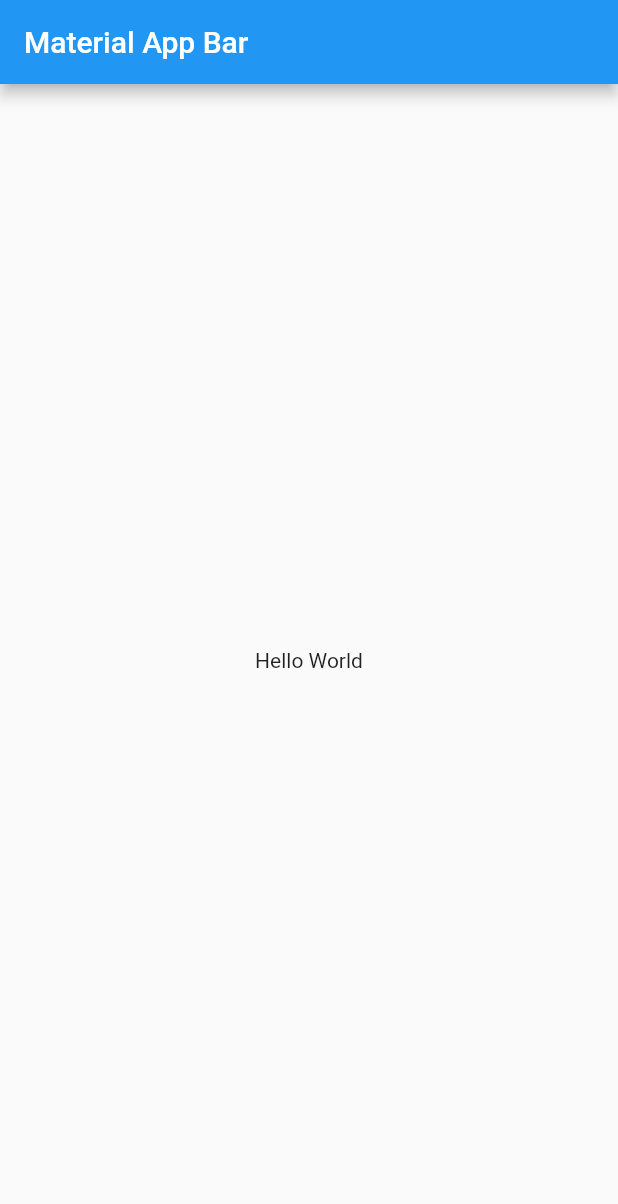
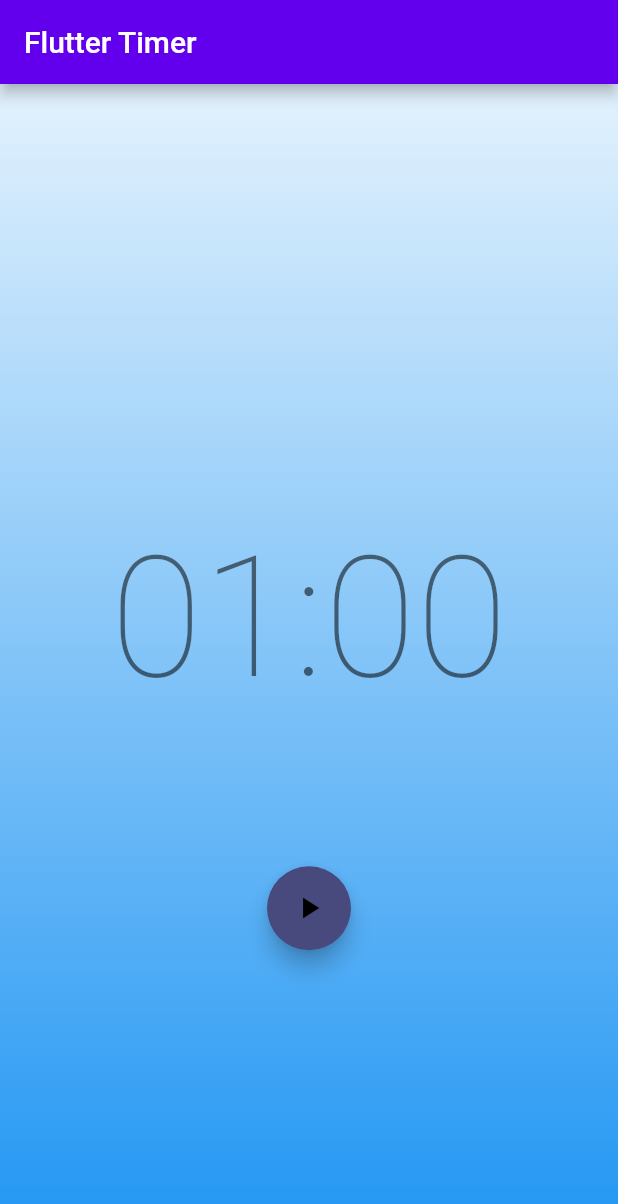
Before and after one commit to marioki/flutter_timer, a Flutter app: the screen it shows after launch, on a phone screen of 412 x 824 dp. Shown: the top 1204 px of the screen. Run offline on Flutter 3.47's test engine with Material 2 defaults, Android fonts, the phone set to English and light mode, and no system bars; our stand-ins replace equatable, flutter_bloc.

Commit message:
create timer view

```diff
--- /dev/null
+++ b/lib/app.dart
@@ -0,0 +1,20 @@
+import 'package:flutter/material.dart';
+import 'package:flutter_timer/timer/timer.dart';
+
+class App extends StatelessWidget {
+  const App({Key? key}) : super(key: key);
+
+  @override
+  Widget build(BuildContext context) {
+    return MaterialApp(
+      title: 'Flutter Timer',
+      theme: ThemeData(
+        primaryColor: const Color.fromRGBO(109, 234, 255, 1),
+        colorScheme: const ColorScheme.light(
+          secondary: Color.fromRGBO(72, 74, 126, 1),
+        ),
+      ),
+      home: const TimerPage(),
+    );
+  }
+}
--- a/lib/main.dart
+++ b/lib/main.dart
@@ -1,22 +1,5 @@
 import 'package:flutter/material.dart';
 
-void main() => runApp(const MyApp());
+import 'package:flutter_timer/app.dart';
 
-class MyApp extends StatelessWidget {
-  const MyApp({super.key});
-
-  @override
-  Widget build(BuildContext context) {
-    return MaterialApp(
-      title: 'Material App',
-      home: Scaffold(
-        appBar: AppBar(
-          title: const Text('Material App Bar'),
-        ),
-        body: const Center(
-          child: Text('Hello World'),
-        ),
-      ),
-    );
-  }
-}
+void main() => runApp(const App());
--- a/lib/bloc/timer_bloc.dart
+++ b/lib/timer/bloc/timer_bloc.dart
@@ -1,9 +1,8 @@
 import 'dart:async';
-
 import 'package:flutter_bloc/flutter_bloc.dart';
-import 'package:flutter_timer/bloc/timer_event.dart';
-import 'package:flutter_timer/bloc/timer_state.dart';
 import 'package:flutter_timer/ticker.dart';
+import 'package:flutter_timer/timer/bloc/timer_event.dart';
+import 'package:flutter_timer/timer/bloc/timer_state.dart';
 
 class TimerBloc extends Bloc<TimerEvent, TimerState> {
   final Ticker _ticker;
@@ -14,7 +13,7 @@ class TimerBloc extends Bloc<TimerEvent, TimerState> {
   TimerBloc({
     required Ticker ticker,
   })  : _ticker = ticker,
-        super(TimerInitial(_duration)) {
+        super(const TimerInitial(_duration)) {
     on<TimerStarted>(_onStarted);
     on<TimerTicked>(onTicked);
     on<TimerPaused>(onPaused);
--- /dev/null
+++ b/lib/timer/timer.dart
@@ -0,0 +1,2 @@
+export 'bloc/timer_bloc.dart';
+export 'view/timer_page.dart';
--- /dev/null
+++ b/lib/timer/view/timer_page.dart
@@ -0,0 +1,141 @@
+import 'package:flutter/material.dart';
+import 'package:flutter_bloc/flutter_bloc.dart';
+
+import 'package:flutter_timer/ticker.dart';
+import 'package:flutter_timer/timer/bloc/timer_event.dart';
+import 'package:flutter_timer/timer/bloc/timer_state.dart';
+
+import '../timer.dart';
+
+class TimerPage extends StatelessWidget {
+  const TimerPage({Key? key}) : super(key: key);
+
+  @override
+  Widget build(BuildContext context) {
+    return BlocProvider(
+      create: (context) => TimerBloc(
+        ticker: const Ticker(),
+      ),
+      child: const TimerView(),
+    );
+  }
+}
+
+class TimerView extends StatelessWidget {
+  const TimerView({Key? key}) : super(key: key);
+
+  @override
+  Widget build(BuildContext context) {
+    return Scaffold(
+      appBar: AppBar(
+        title: const Text('Flutter Timer'),
+      ),
+      body: Stack(children: [
+        const Background(),
+        Column(
+          mainAxisAlignment: MainAxisAlignment.center,
+          crossAxisAlignment: CrossAxisAlignment.center,
+          children: [
+            const Padding(
+              padding: const EdgeInsets.symmetric(vertical: 100.00),
+              child: const Center(child: TimerText()),
+            ),
+            const Actions(),
+          ],
+        )
+      ]),
+    );
+  }
+}
+
+class TimerText extends StatelessWidget {
+  const TimerText({Key? key}) : super(key: key);
+
+  @override
+  Widget build(BuildContext context) {
+    final duration = context.select((TimerBloc bloc) => bloc.state.duration);
+    final minutesStr =
+        ((duration / 60) % 60).floor().toString().padLeft(2, '0');
+    final secondsStr = (duration % 60).floor().toString().padLeft(2, '0');
+
+    return Text(
+      '$minutesStr:$secondsStr',
+      style: Theme.of(context).textTheme.headline1,
+    );
+  }
+}
+
+class Actions extends StatelessWidget {
+  const Actions({Key? key}) : super(key: key);
+  @override
+  Widget build(BuildContext context) {
+    return BlocBuilder<TimerBloc, TimerState>(
+      buildWhen: (prev, state) => prev.runtimeType != state.runtimeType,
+      builder: (context, state) {
+        return Row(
+          mainAxisAlignment: MainAxisAlignment.spaceEvenly,
+          children: [
+            if (state is TimerInitial) ...[
+              FloatingActionButton(
+                child: const Icon(Icons.play_arrow),
+                onPressed: () => context
+                    .read<TimerBloc>()
+                    .add(TimerStarted(duration: state.duration)),
+              ),
+            ],
+            if (state is TimerRunInProgress) ...[
+              FloatingActionButton(
+                child: const Icon(Icons.pause),
+                onPressed: () =>
+                    context.read<TimerBloc>().add(const TimerPaused()),
+              ),
+              FloatingActionButton(
+                child: const Icon(Icons.replay),
+                onPressed: () =>
+                    context.read<TimerBloc>().add(const TimerReset()),
+              ),
+            ],
+            if (state is TimerRunPause) ...[
+              FloatingActionButton(
+                child: const Icon(Icons.play_arrow),
+                onPressed: () =>
+                    context.read<TimerBloc>().add(const TimerResumed()),
+              ),
+              FloatingActionButton(
+                child: const Icon(Icons.replay),
+                onPressed: () =>
+                    context.read<TimerBloc>().add(const TimerReset()),
+              ),
+            ],
+            if (state is TimerRunComplete) ...[
+              FloatingActionButton(
+                child: const Icon(Icons.replay),
+                onPressed: () =>
+                    context.read<TimerBloc>().add(const TimerReset()),
+              ),
+            ]
+          ],
+        );
+      },
+    );
+  }
+}
+
+class Background extends StatelessWidget {
+  const Background({Key? key}) : super(key: key);
+  @override
+  Widget build(BuildContext context) {
+    return Container(
+      decoration: BoxDecoration(
+        gradient: LinearGradient(
+          begin: Alignment.topCenter,
+          end: Alignment.bottomCenter,
+          colors: [
+            Colors.blue.shade50,
+            Colors.blue.shade500,
+          ],
+        ),
+      ),
+    );
+  }
+}
```
Also changed, not shown: lib/timer/bloc/timer_event.dart (renamed from lib/bloc/timer_event.dart), lib/timer/bloc/timer_state.dart (renamed from lib/bloc/timer_state.dart).
